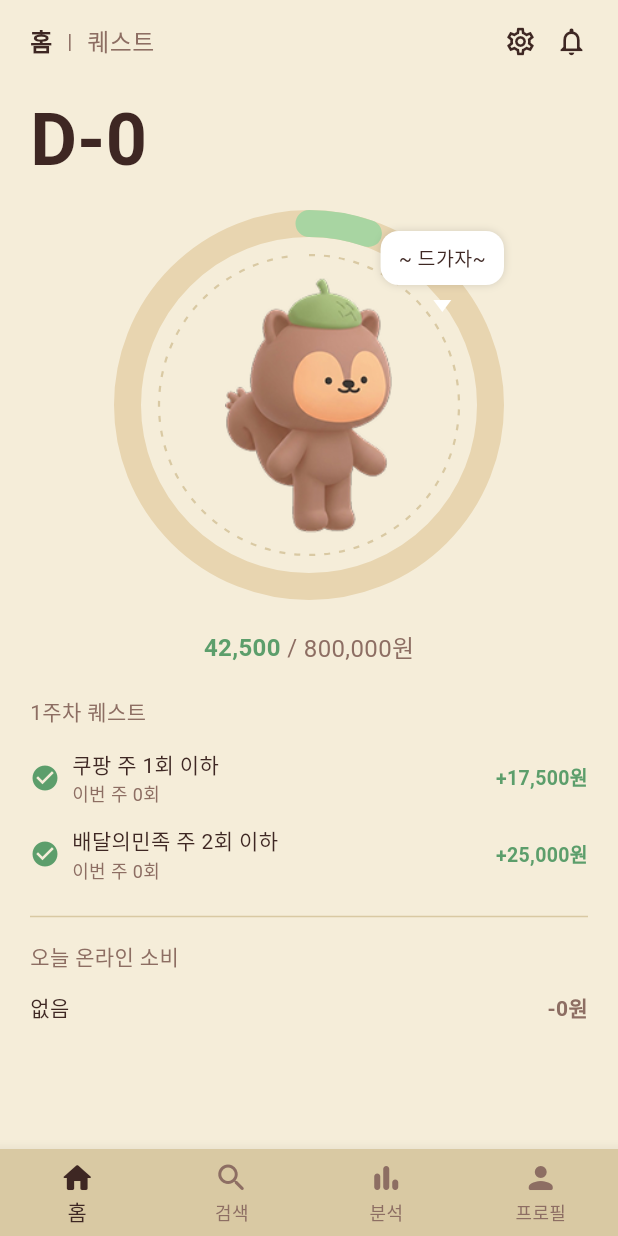
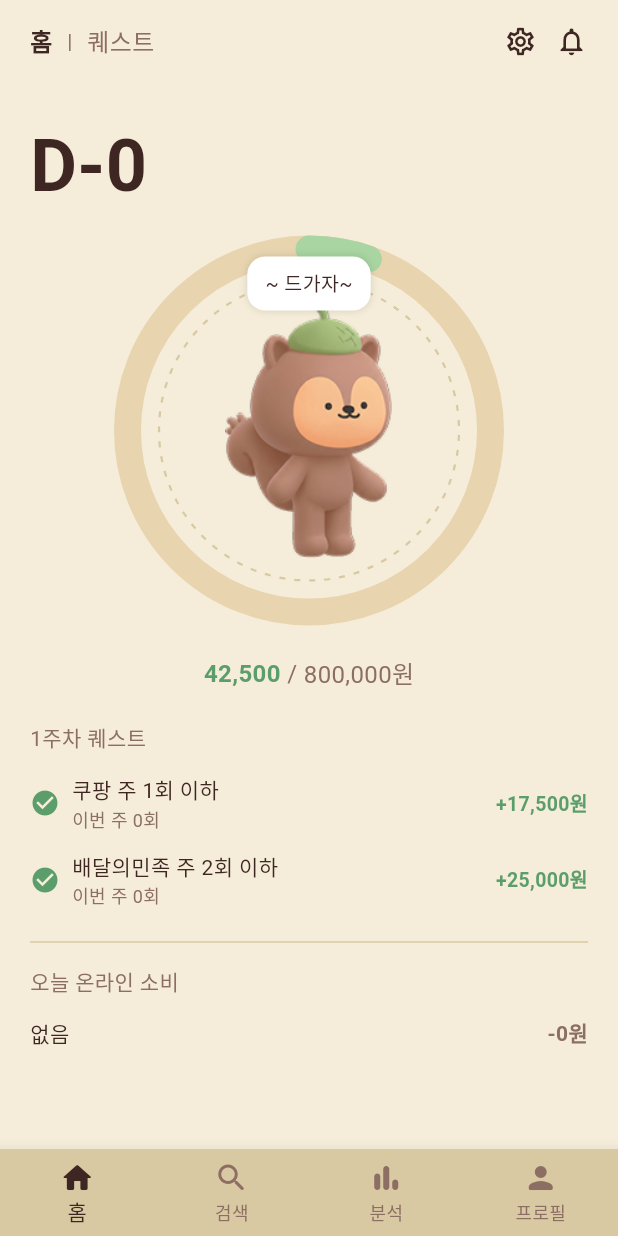
Before and after one commit to ryu2293/empty-wallet, a Flutter app: the HomeScreen screen opened by its route, on a phone screen of 412 x 824 dp. Run offline on Flutter 3.47's test engine with Material 3 defaults, Android fonts, the phone set to English and light mode, and no system bars; drawn by our look-alikes of percent_indicator; our stand-ins replace shared_preferences; accounts and stored records are empty.

Commit message:
fix: D-day 계산 및 온보딩/UI 수정

```diff
--- a/lib/main.dart
+++ b/lib/main.dart
@@ -1,19 +1,15 @@
 import 'package:flutter/material.dart';
 import 'package:provider/provider.dart';
-import 'package:shared_preferences/shared_preferences.dart';
 import 'models/demo_data.dart';
 import 'screens/onboarding_screen.dart';
 import 'screens/home_screen.dart';
 
 void main() async {
   WidgetsFlutterBinding.ensureInitialized();
-  final prefs = await SharedPreferences.getInstance();
-  final hasGoal = prefs.getString('goal_name') != null;
-
   runApp(
     ChangeNotifierProvider(
       create: (_) => DemoState(),
-      child: MyApp(initialRoute: hasGoal ? '/home' : '/onboarding'),
+      child: MyApp(initialRoute: '/onboarding'),
     ),
   );
 }
--- a/lib/screens/home_screen.dart
+++ b/lib/screens/home_screen.dart
@@ -78,6 +78,31 @@ class _HomeScreenState extends State<HomeScreen> {
     return Consumer<DemoState>(
       builder: (context, demo, _) {
         final step = demo.step;
+        if (_navIndex != 0) {
+          return Scaffold(
+            backgroundColor: const Color(0xFFF5EDD9),
+            body: const Center(
+              child: Column(
+                mainAxisAlignment: MainAxisAlignment.center,
+                children: [
+                  Icon(Icons.construction_rounded,
+                      size: 64, color: Color(0xFF8D6E63)),
+                  SizedBox(height: 16),
+                  Text(
+                    '추후 개발 예정',
+                    style: TextStyle(
+                      fontSize: 18,
+                      fontWeight: FontWeight.bold,
+                      color: Color(0xFF3E2723),
+                    ),
+                  ),
+                ],
+              ),
+            ),
+            bottomNavigationBar: _buildBottomNav(),
+          );
+        }
+
         return Scaffold(
           backgroundColor: const Color(0xFFF5EDD9),
           body: SafeArea(
@@ -86,16 +111,6 @@ class _HomeScreenState extends State<HomeScreen> {
                 Column(
                   children: [
                     _buildAppBar(),
-                    if (step == 1)
-                      _buildBanner(
-                        color: const Color(0xFFF4B860),
-                        text: '25일 가까워졌어요',
-                      ),
-                    if (step == 2)
-                      _buildBanner(
-                        color: const Color(0xFFE57373),
-                        text: '10일 밖에 없어요',
-                      ),
                     Expanded(
                       child: SingleChildScrollView(
                         controller: _scrollController,
@@ -104,9 +119,16 @@ class _HomeScreenState extends State<HomeScreen> {
                           crossAxisAlignment: CrossAxisAlignment.start,
                           children: [
                             const SizedBox(height: 12),
-                            // D-day 표시 (링 상단 좌측, 크게)
                             Text(
-                              'D-$_dDay',
+                              step == 1 ? '25일 가까워졌어요' : step == 2 ? '10일 멀어졌어요' : '',
+                              style: TextStyle(
+                                fontSize: 12,
+                                color: step == 1 ? const Color(0xFFF4B860) : const Color(0xFFE57373),
+                                fontWeight: FontWeight.w600,
+                              ),
+                            ),
+                            Text(
+                              step == 1 ? 'D-116' : step == 2 ? 'D-53' : 'D-$_dDay',
                               style: const TextStyle(
                                 fontSize: 48,
                                 fontWeight: FontWeight.bold,
@@ -141,15 +163,9 @@ class _HomeScreenState extends State<HomeScreen> {
                   right: 0,
                   top: 0,
                   child: GestureDetector(
+                    behavior: HitTestBehavior.opaque,
                     onTap: () => demo.nextStep(),
-                    child: Opacity(
-                      opacity: 0.0,
-                      child: Container(
-                        width: 80,
-                        height: 80,
-                        color: Colors.red,
-                      ),
-                    ),
+                    child: const SizedBox(width: 80, height: 80),
                   ),
                 ),
               ],
@@ -203,18 +219,6 @@ class _HomeScreenState extends State<HomeScreen> {
     );
   }
 
-  Widget _buildBanner({required Color color, required String text}) {
-    return Container(
-      width: double.infinity,
-      color: color,
-      padding: const EdgeInsets.symmetric(vertical: 6),
-      child: Text(
-        text,
-        style: const TextStyle(fontSize: 13, color: Colors.white),
-        textAlign: TextAlign.center,
-      ),
-    );
-  }
 
   Widget _buildAmountRow(int step) {
     final spendAmounts = ['42,500', '155,000', '560,000'];
@@ -261,20 +265,12 @@ class _HomeScreenState extends State<HomeScreen> {
             ),
             const Spacer(),
             if (step == 1)
-              Container(
-                padding:
-                    const EdgeInsets.symmetric(horizontal: 8, vertical: 3),
-                decoration: BoxDecoration(
-                  color: const Color(0xFFF4B860),
-                  borderRadius: BorderRadius.circular(8),
-                ),
-                child: const Text(
-                  '수정됐요',
-                  style: TextStyle(
-                    fontSize: 11,
-                    color: Colors.white,
-                    fontWeight: FontWeight.bold,
-                  ),
+              const Text(
+                '수정됐어요',
+                style: TextStyle(
+                  fontSize: 11,
+                  color: Colors.red,
+                  fontWeight: FontWeight.bold,
                 ),
               ),
           ],
@@ -384,7 +380,7 @@ class _HomeScreenState extends State<HomeScreen> {
       currentIndex: _navIndex,
       type: BottomNavigationBarType.fixed,
       onTap: (index) {
-        if (index == 0) setState(() => _navIndex = 0);
+        setState(() => _navIndex = index);
       },
       items: const [
         BottomNavigationBarItem(
--- a/lib/widgets/character_ring_widget.dart
+++ b/lib/widgets/character_ring_widget.dart
@@ -27,14 +27,14 @@ class CharacterRingWidget extends StatelessWidget {
         percent: 0.194,
         ringColor: const Color(0xFFF4B860),
         imagePath: 'assets/characters/character_normal.png',
-        imageSize: 190,
-        speechText: '$goalName가 보이기 시작~',
+        imageSize: 170,
+        speechText: '$goalName이 보이기 시작~',
       ),
       _StepConfig(
         percent: 0.70,
         ringColor: const Color(0xFFE57373),
         imagePath: 'assets/characters/character_sad.png',
-        imageSize: 160,
+        imageSize: 170,
         speechText: '잘하자..?',
       ),
     ];
@@ -76,8 +76,11 @@ class CharacterRingWidget extends StatelessWidget {
           // 말풍선
           Positioned(
             top: 22,
-            right: 8,
-            child: SpeechBubbleWidget(text: cfg.speechText),
+            left: 0,
+            right: 0,
+            child: Center(
+              child: SpeechBubbleWidget(text: cfg.speechText),
+            ),
           ),
         ],
       ),
--- a/lib/widgets/speech_bubble_widget.dart
+++ b/lib/widgets/speech_bubble_widget.dart
@@ -7,9 +7,7 @@ class SpeechBubbleWidget extends StatelessWidget {
 
   @override
   Widget build(BuildContext context) {
-    return CustomPaint(
-      painter: _BubblePainter(),
-      child: Container(
+    return Container(
         margin: const EdgeInsets.only(bottom: 10),
         padding: const EdgeInsets.symmetric(vertical: 8, horizontal: 12),
         decoration: BoxDecoration(
@@ -29,28 +27,6 @@ class SpeechBubbleWidget extends StatelessWidget {
             color: Color(0xFF3E2723),
           ),
         ),
-      ),
-    );
+      );
   }
 }
-
-class _BubblePainter extends CustomPainter {
-  @override
-  void paint(Canvas canvas, Size size) {
-    final paint = Paint()
-      ..color = Colors.white
-      ..style = PaintingStyle.fill;
-
-    final path = Path();
-    final cx = size.width / 2;
-    final bottom = size.height;
-    path.moveTo(cx - 6, bottom);
-    path.lineTo(cx, bottom + 8);
-    path.lineTo(cx + 6, bottom);
-    path.close();
-    canvas.drawPath(path, paint);
-  }
-
-  @override
-  bool shouldRepaint(_BubblePainter oldDelegate) => false;
-}
```
Also changed, not shown: 9 other files.
